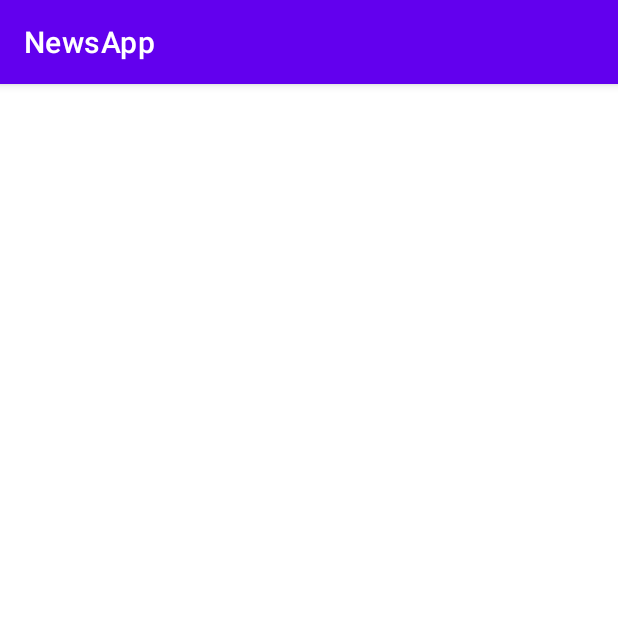
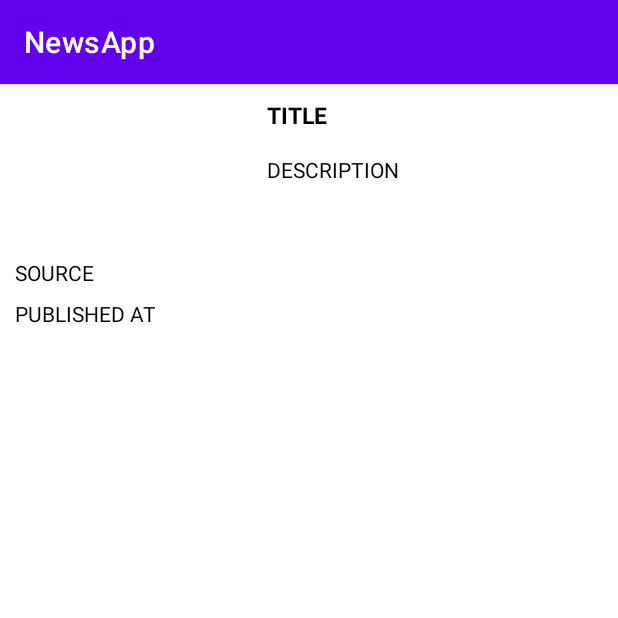
Before and after one commit to alexymumo/NewsApp, an Android app: the fragment NewsFragment shown on its own in the app's theme, on a phone screen of 412 x 824 dp, the top half of it. Run offline under Robolectric (Android 15) with nearby library versions, the phone set to English and light mode, and no system bars; pictures from the network do not load; 2 statements that could not run were skipped.

Commit message:
working on ui

```diff
--- a/app/src/main/java/com/example/newsapp/di/Module.kt
+++ b/app/src/main/java/com/example/newsapp/di/Module.kt
@@ -60,7 +60,7 @@ val daoModule : Module = module {
 }
 
 val viewModelModule : Module = module {
-    viewModel { NewsViewModel(get(), get()) }
+    viewModel { NewsViewModel(get()) }
 }
 
 val appModules : List<Module> = listOf(
--- a/app/src/main/java/com/example/newsapp/ui/activities/MainActivity.kt
+++ b/app/src/main/java/com/example/newsapp/ui/activities/MainActivity.kt
@@ -37,7 +37,7 @@ class MainActivity : AppCompatActivity() {
         binding.viewPager.adapter = viewPagerAdapter
 
         //val tabLayout = findViewById<TabLayout>(R.id.tabLayout)
-        binding.tabLayout.setupWithViewPager(viewPager)
+        binding.tabLayout.setupWithViewPager(binding.viewPager)
         binding.tabLayout.tabMode = TabLayout.MODE_SCROLLABLE
 
     }
--- a/app/src/main/java/com/example/newsapp/ui/fragments/NewsFragment.kt
+++ b/app/src/main/java/com/example/newsapp/ui/fragments/NewsFragment.kt
@@ -5,16 +5,13 @@ import androidx.fragment.app.Fragment
 import android.view.LayoutInflater
 import android.view.View
 import android.view.ViewGroup
-import androidx.fragment.app.activityViewModels
-import androidx.lifecycle.viewModelScope
-import com.bumptech.glide.Glide
+import androidx.fragment.app.viewModels
 import com.example.newsapp.databinding.FragmentNewsBinding
 import com.example.newsapp.ui.viewmodels.NewsViewModel
-import kotlinx.coroutines.launch
 
 class NewsFragment : Fragment() {
     private lateinit var binding: FragmentNewsBinding
-    private val newsViewModel: NewsViewModel by activityViewModels()
+    private val viewModel: NewsViewModel by viewModels()
 
     override fun onCreateView(
         inflater: LayoutInflater, container: ViewGroup?,
@@ -22,11 +19,26 @@ class NewsFragment : Fragment() {
     ): View {
         // Inflate the layout for this fragment
         binding = FragmentNewsBinding.inflate(inflater, container, false)
-        initUI()
+
         return binding.root
     }
 
+    override fun onViewCreated(view: View, savedInstanceState: Bundle?) {
+        super.onViewCreated(view, savedInstanceState)
+        initUI()
+
+    }
+
     private fun initUI() {
-        newsViewModel.
+        viewModel.news.observe(viewLifecycleOwner, { news ->
+           // Glide.with(requireActivity()).load().into(binding.ivArticleImage)
+
+            binding.tvDescription.text
+            binding.tvTitle.text
+            binding.tvPublishedAt.text
+
+
+        })
+
     }
 }
--- a/app/src/main/java/com/example/newsapp/ui/viewmodels/NewsViewModelFactory.kt
+++ b/app/src/main/java/com/example/newsapp/ui/viewmodels/NewsViewModelFactory.kt
@@ -6,11 +6,11 @@ import androidx.lifecycle.ViewModelProvider
 import com.example.newsapp.data.repository.NewsRepository
 import java.lang.IllegalArgumentException
 
-class NewsViewModelFactory(val application: Application,val newsRepository: NewsRepository) : ViewModelProvider.Factory {
+class NewsViewModelFactory(val newsRepository: NewsRepository) : ViewModelProvider.Factory {
     override fun <T : ViewModel> create(modelClass: Class<T>): T {
         if (modelClass.isAssignableFrom(NewsViewModel::class.java)){
             @Suppress("UNCHECKED CAST")
-            return NewsViewModel(application,newsRepository)  as T
+            return NewsViewModel(newsRepository)  as T
         }
         throw IllegalArgumentException("Unknown viewmodel class")
     }
--- a/app/src/main/res/layout/fragment_news.xml
+++ b/app/src/main/res/layout/fragment_news.xml
@@ -4,28 +4,68 @@
     xmlns:tools="http://schemas.android.com/tools"
     android:layout_width="match_parent"
     android:layout_height="match_parent"
+    android:padding="10dp"
     tools:context=".ui.fragments.NewsFragment">
 
-    <androidx.recyclerview.widget.RecyclerView
-        android:id="@+id/article"
+
+    <ImageView
+        android:id="@+id/ivArticleImage"
+        android:layout_width="160dp"
+        android:layout_height="90dp"
+        android:scaleType="centerCrop"
+        app:layout_constraintStart_toStartOf="parent"
+        app:layout_constraintTop_toTopOf="parent" />
+
+    <TextView
+        android:id="@+id/tvSource"
         android:layout_width="wrap_content"
         android:layout_height="wrap_content"
-        tools:listitem="@layout/article_cardview"
-        tools:layout_editor_absoluteX="1dp"
-        tools:layout_editor_absoluteY="1dp"
-        tools:ignore="MissingConstraints" />
+        android:layout_marginTop="16dp"
+        android:text="SOURCE"
+        android:textColor="@android:color/black"
+        app:layout_constraintStart_toStartOf="parent"
+        app:layout_constraintTop_toBottomOf="@+id/ivArticleImage" />
 
-    <com.google.android.material.floatingactionbutton.FloatingActionButton
-        android:id="@+id/fab"
+    <TextView
+        android:id="@+id/tvTitle"
         android:layout_width="0dp"
-        android:layout_height="0dp"
-        android:clickable="true"
-        android:src="@android:drawable/ic_input_add"
-        tools:ignore="MissingConstraints"
-        tools:layout_editor_absoluteX="901dp"
-        tools:layout_editor_absoluteY="1870dp"
-        android:focusable="true"
-        android:contentDescription="TODO" />
+        android:layout_height="wrap_content"
+        android:layout_marginStart="8dp"
+        android:ellipsize="end"
+        android:maxLines="3"
+        android:text="TITLE"
+        android:textColor="@android:color/black"
+        android:textSize="15sp"
+        android:textStyle="bold"
+        app:layout_constraintRight_toRightOf="parent"
+        app:layout_constraintLeft_toRightOf="@+id/ivArticleImage"
+        app:layout_constraintTop_toTopOf="parent" />
+
+    <TextView
+        android:id="@+id/tvDescription"
+        android:layout_width="0dp"
+        android:layout_height="wrap_content"
+        android:layout_marginStart="8dp"
+        android:layout_marginTop="16dp"
+        android:ellipsize="end"
+        android:maxLines="5"
+        android:text="DESCRIPTION"
+        android:textColor="@android:color/black"
+        app:layout_constraintEnd_toEndOf="parent"
+        app:layout_constraintStart_toEndOf="@+id/ivArticleImage"
+        app:layout_constraintTop_toBottomOf="@+id/tvTitle" />
+
+    <TextView
+        android:id="@+id/tvPublishedAt"
+        android:layout_width="wrap_content"
+        android:layout_height="wrap_content"
+        android:layout_marginTop="8dp"
+        android:text="PUBLISHED AT"
+        android:textColor="@android:color/black"
+        app:layout_constraintStart_toStartOf="parent"
+        app:layout_constraintTop_toBottomOf="@+id/tvSource" />
+
+
 
 
 </androidx.constraintlayout.widget.ConstraintLayout>
```
Also changed, not shown: app/build.gradle (+6 -5 lines), app/src/main/java/com/example/newsapp/ui/viewmodels/NewsViewModel.kt (+2 -7 lines).
